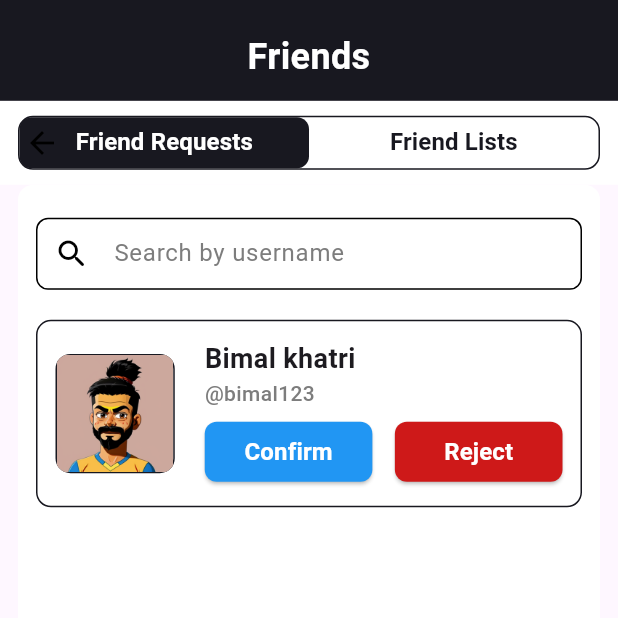
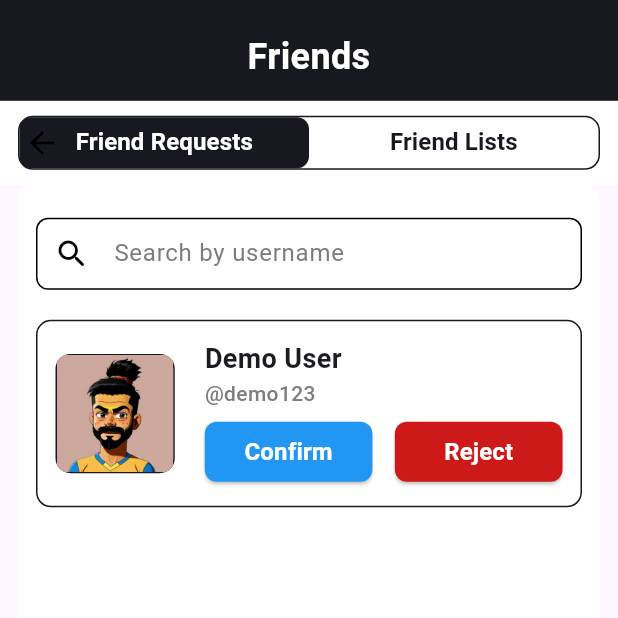
Before and after one commit to ck-lamib/cric_score_connect, a Flutter app: the FriendScreen screen opened by its route, on a phone screen of 412 x 824 dp, the top half of it. Run offline on Flutter 3.47's test engine with Material 3 defaults, Android fonts, the phone set to English and light mode, and no system bars; our stand-ins replace device_info_plus, dropdown_button2, flutter_svg, get, get_storage, image_cropper and 2 more; missing offline and left inert: simple_fontellico_progress_dialog; accounts and stored records are empty; network calls fail; Roboto replaces fonts that are missing (WorkSans).

Commit message:
feat: added search user part

```diff
--- a/lib/screens/friend/widgets/friend_tile.dart
+++ b/lib/screens/friend/widgets/friend_tile.dart
@@ -1,3 +1,4 @@
+import 'package:cric_score_connect/models/user.dart';
 import 'package:cric_score_connect/utils/constants/colors.dart';
 import 'package:cric_score_connect/utils/constants/size_config.dart';
 import 'package:cric_score_connect/utils/routes/image_path.dart';
@@ -6,12 +7,15 @@ import 'package:cric_score_connect/widgets/custom/custom_elevated_button.dart';
 import 'package:flutter/material.dart';
 
 class FriendTile extends StatelessWidget {
+  final User? user;
   const FriendTile({
     super.key,
+    this.user,
   });
 
   @override
   Widget build(BuildContext context) {
+    print(user?.profilePhotoPath);
     return Container(
       padding: const EdgeInsets.symmetric(vertical: 12, horizontal: 12),
       decoration: BoxDecoration(
@@ -30,7 +34,23 @@ class FriendTile extends StatelessWidget {
         children: [
           Expanded(
             flex: 1,
-            child: Container(
+            child: user?.profilePhotoPath != null
+                ? Container(
+                    decoration: BoxDecoration(
+                      color: AppColors.primaryColor,
+                      shape: BoxShape.rectangle,
+                      borderRadius: BorderRadius.circular(10),
+                      border: Border.all(
+                        color: AppColors.backGroundColor,
+                        width: 1,
+                      ),
+                    ),
+                    clipBehavior: Clip.antiAlias,
+                    child: Image.network(
+                      user!.profilePhotoPath!,
+                    ),
+                  )
+                : Container(
                     decoration: BoxDecoration(
                       color: AppColors.primaryColor,
                       shape: BoxShape.rectangle,
@@ -58,13 +78,13 @@ class FriendTile extends StatelessWidget {
               mainAxisSize: MainAxisSize.min,
               children: [
                 Text(
-                  "Bimal khatri",
+                  user?.name ?? "Demo User",
                   style: CustomTextStyles.f18W600(
                       // color: AppColors.primaryColor,
                       ),
                 ),
                 Text(
-                  "@bimal123",
+                  user?.username ?? "@demo123",
                   style: CustomTextStyles.f14W500(
                     color: AppColors.hintTextColor,
                   ),
```
Also changed, not shown: lib/datasource/search/search_friend_repo.dart (+3 -7 lines), lib/screens/search/controller/search_controller.dart (+20 -2 lines), lib/screens/search/views/search_screen.dart (+20 -6 lines). Lines whose indentation alone changed are shown as unchanged.
